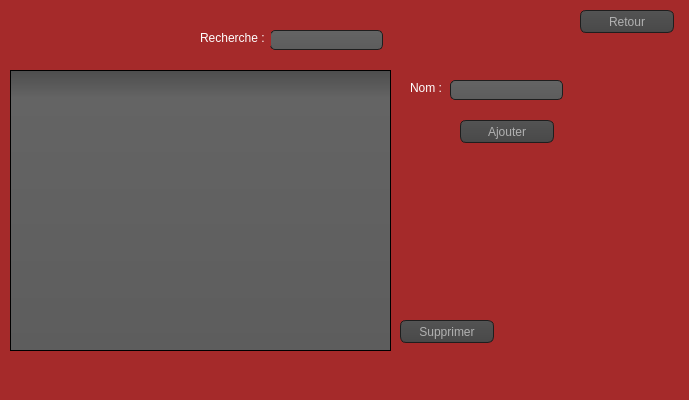
This is categorie.ui in soumaya-nheri/Smart-Restaurant-2A27 as Qt 5 draws it before an edit. The edited form follows.
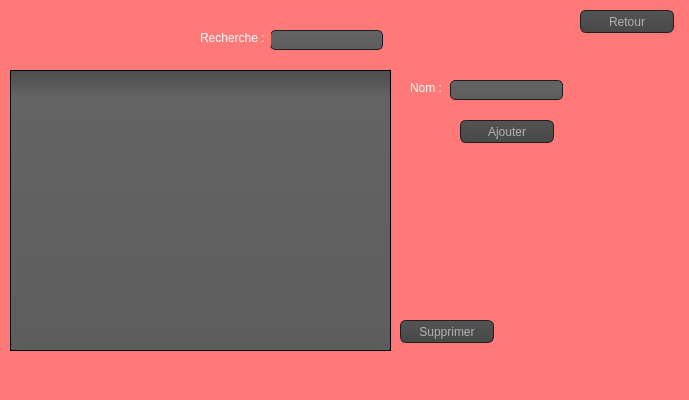
This is the edited form. Icons and pictures are not drawn.

Diff of the .ui file:
```diff
--- a/categorie.ui
+++ b/categorie.ui
@@ -26,7 +26,7 @@
 QWidget
 {
     color: #b1b1b1;
-    background-color: brown;
+       background-color: #ff7979 ;
 }
 
 QWidget:item:hover
```
Left out of the diff: 14 changed lines with no effect on the pictures.
